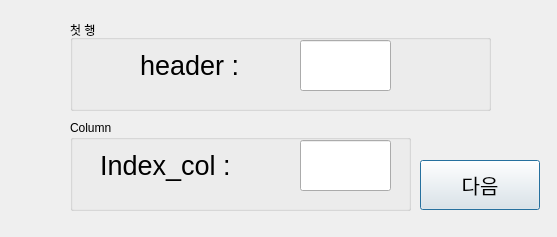
Before: the Qt Designer form semi_project/Design/4/3_first_option.ui in koreanbulbasaur/Project, drawn with Qt 5.
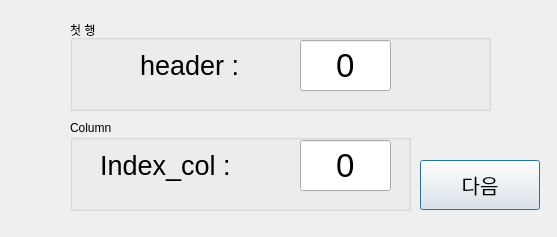
After: the same form once the commit is applied.

The edit to the form file:
```diff
--- a/semi_project/Design/4/3_first_option.ui
+++ b/semi_project/Design/4/3_first_option.ui
@@ -58,7 +58,7 @@
      </font>
     </property>
     <property name="text">
-     <string/>
+     <string>0</string>
     </property>
     <property name="cursorPosition">
      <number>0</number>
@@ -113,7 +113,7 @@
      </font>
     </property>
     <property name="text">
-     <string/>
+     <string>0</string>
     </property>
     <property name="cursorPosition">
      <number>0</number>
```
Left out of the diff: 4 changed lines with no effect on the pictures.
